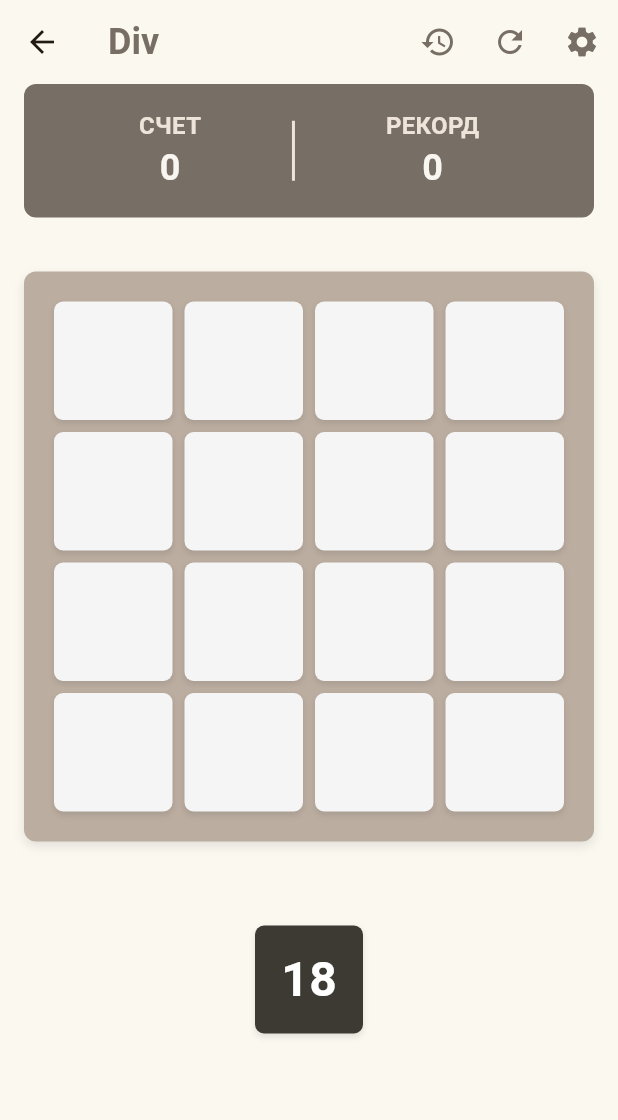
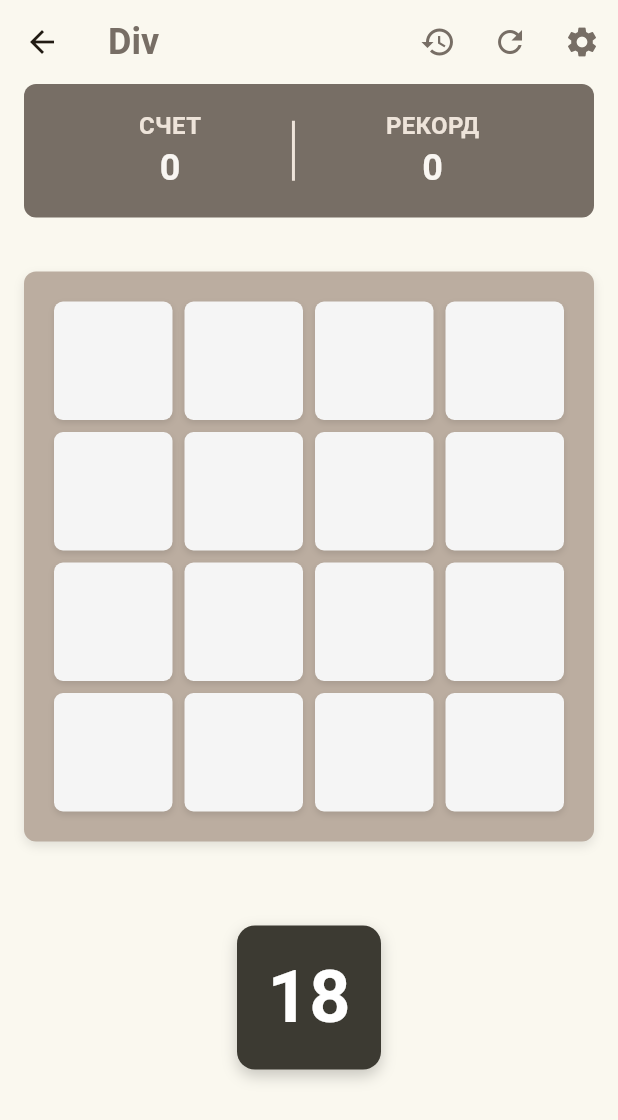
Before and after one commit to Lao-prince/div, a Flutter app: the screen it shows after launch, after a tap on "НАЧАТЬ ИГРУ", on a phone screen of 412 x 824 dp. Shown: the top 1120 px of the screen. Run offline on Flutter 3.47's test engine with Material 3 defaults, Android fonts, the phone set to English and light mode, and no system bars; our stand-ins replace shared_preferences.

Commit message:
версия v1.1

```diff
--- a/lib/draggable_number.dart
+++ b/lib/draggable_number.dart
@@ -38,17 +38,17 @@ class DraggableNumber extends StatelessWidget {
 
   Widget _buildTile() {
     return Container(
-      width: 72,
-      height: 72,
+      width: 96,
+      height: 96,
       padding: const EdgeInsets.all(4),
       decoration: BoxDecoration(
         color: _getBackgroundColor(),
-        borderRadius: BorderRadius.circular(6),
+        borderRadius: BorderRadius.circular(12),
         boxShadow: [
           BoxShadow(
-            color: Colors.black.withOpacity(0.1),
-            blurRadius: 3,
-            offset: const Offset(0, 2),
+            color: Colors.black.withOpacity(0.2),
+            blurRadius: 8,
+            offset: const Offset(0, 4),
           ),
         ],
       ),
@@ -58,7 +58,7 @@ class DraggableNumber extends StatelessWidget {
           child: Text(
             number.toString(),
             style: TextStyle(
-              fontSize: 32,
+              fontSize: 48,
               fontWeight: FontWeight.bold,
               color: _getTextColor(),
             ),
--- a/lib/game_screen.dart
+++ b/lib/game_screen.dart
@@ -155,18 +155,12 @@ class _GameScreenState extends State<GameScreen> {
   void _processCell(int row, int col, int number) {
     if (grid[row][col] != null || currentNumber == null) return;
 
-    final now = DateTime.now().millisecondsSinceEpoch;
-    if (now - _lastMoveTime < 3000) {
-      _comboMultiplier = min(_comboMultiplier + 1, 5);
-    } else {
-      _comboMultiplier = 1;
-    }
-    _lastMoveTime = now;
-
+    // Сохраняем и очищаем текущее число
     final processedNumber = currentNumber;
     currentNumber = null;
     isDragging = false;
 
+    // Обрабатываем ход в одном setState
     setState(() {
       grid[row][col] = number;
       int totalScore = 0;
@@ -180,6 +174,7 @@ class _GameScreenState extends State<GameScreen> {
         Point(row, col + 1),
       ];
 
+      // Проверяем взаимодействия
       bool hasAnyInteraction = false;
       for (var point in neighbors) {
         if (point.x >= 0 && point.x < gridSize &&
@@ -193,7 +188,11 @@ class _GameScreenState extends State<GameScreen> {
         }
       }
 
+      // Обрабатываем взаимодействия
       if (hasAnyInteraction) {
+        // Увеличиваем комбо только если есть взаимодействие
+        _comboMultiplier = min(_comboMultiplier + 1, 5);
+
         for (var point in neighbors) {
           if (point.x >= 0 && point.x < gridSize &&
               point.y >= 0 && point.y < gridSize &&
@@ -228,11 +227,17 @@ class _GameScreenState extends State<GameScreen> {
           grid[row][col] = placedNumber;
           totalScore += number - placedNumber;
         }
+      } else {
+        // Сбрасываем комбо, если нет взаимодействий
+        _comboMultiplier = 1;
+        grid[row][col] = number;
       }
 
+      // Применяем множитель комбо к очкам
       totalScore *= _comboMultiplier;
       score += totalScore;
 
+      // Проверяем окончание игры
       if (_isGameOver()) {
         _handleGameOver();
       } else {
@@ -459,6 +464,9 @@ class _GameScreenState extends State<GameScreen> {
                   children: [
                     Column(
                       children: [
+                        Row(
+                          mainAxisAlignment: MainAxisAlignment.center,
+                          children: [
                             const Text(
                               'СЧЕТ',
                               style: TextStyle(
@@ -466,6 +474,17 @@ class _GameScreenState extends State<GameScreen> {
                                 fontWeight: FontWeight.bold,
                                 color: Color(0xFFEEE4DA),
                               ),
+                            ),
+                            if (score > _bestScore)
+                              const Padding(
+                                padding: EdgeInsets.only(left: 4),
+                                child: Icon(
+                                  Icons.star,
+                                  color: Color(0xFFFFD700), // Золотой цвет
+                                  size: 16,
+                                ),
+                              ),
+                          ],
                         ),
                         Text(
                           score.toString(),
@@ -581,6 +600,34 @@ class _GameScreenState extends State<GameScreen> {
                           color: Color(0xFFF9F6F2),
                         ),
                       ),
+                      if (score > _bestScore) ...[
+                        const SizedBox(height: 8),
+                        Row(
+                          mainAxisAlignment: MainAxisAlignment.center,
+                          children: [
+                            const Icon(
+                              Icons.star,
+                              color: Color(0xFFFFD700),
+                              size: 20,
+                            ),
+                            const SizedBox(width: 8),
+                            const Text(
+                              'Новый рекорд!',
+                              style: TextStyle(
+                                fontSize: 18,
+                                fontWeight: FontWeight.bold,
+                                color: Color(0xFFFFD700),
+                              ),
+                            ),
+                            const SizedBox(width: 8),
+                            const Icon(
+                              Icons.star,
+                              color: Color(0xFFFFD700),
+                              size: 20,
+                            ),
+                          ],
+                        ),
+                      ],
                       const SizedBox(height: 16),
                       ElevatedButton(
                         onPressed: _initializeGame,
@@ -611,17 +658,17 @@ class _GameScreenState extends State<GameScreen> {
                       onDragEnd: () => setState(() => isDragging = false),
                     )
                   : Container(
-                      width: 72,
-                      height: 72,
+                      width: 96,
+                      height: 96,
                       padding: const EdgeInsets.all(4),
                       decoration: BoxDecoration(
                         color: const Color(0xFF8F7A66),
-                        borderRadius: BorderRadius.circular(6),
+                        borderRadius: BorderRadius.circular(12),
                         boxShadow: [
                           BoxShadow(
-                            color: Colors.black.withOpacity(0.1),
-                            blurRadius: 3,
-                            offset: const Offset(0, 2),
+                            color: Colors.black.withOpacity(0.2),
+                            blurRadius: 8,
+                            offset: const Offset(0, 4),
                           ),
                         ],
                       ),
@@ -631,7 +678,7 @@ class _GameScreenState extends State<GameScreen> {
                           child: Text(
                             currentNumber.toString(),
                             style: const TextStyle(
-                              fontSize: 32,
+                              fontSize: 48,
                               fontWeight: FontWeight.bold,
                               color: Colors.white,
                             ),
--- a/lib/home_screen.dart
+++ b/lib/home_screen.dart
@@ -72,12 +72,82 @@ class _HomeScreenState extends State<HomeScreen> {
   @override
   Widget build(BuildContext context) {
     return Scaffold(
-      backgroundColor: const Color(0xFFFAF8EF),
-      body: SafeArea(
+      body: Stack(
+        children: [
+          // Фоновый градиент
+          Container(
+            decoration: const BoxDecoration(
+              gradient: LinearGradient(
+                begin: Alignment.topLeft,
+                end: Alignment.bottomRight,
+                colors: [
+                  Color(0xFFD4E4F7),  // Более насыщенный светло-голубой
+                  Color(0xFFF0E5D8),  // Теплый светлый оттенок
+                ],
+                stops: [0.0, 1.0],
+              ),
+            ),
+          ),
+          // Декоративные элементы
+          Positioned(
+            top: -100,
+            right: -100,
+            child: Container(
+              width: 200,
+              height: 200,
+              decoration: BoxDecoration(
+                shape: BoxShape.circle,
+                gradient: LinearGradient(
+                  colors: [
+                    const Color(0xFF8F7A66).withOpacity(0.2),
+                    const Color(0xFF8F7A66).withOpacity(0.1),
+                  ],
+                ),
+              ),
+            ),
+          ),
+          Positioned(
+            bottom: -50,
+            left: -50,
+            child: Container(
+              width: 150,
+              height: 150,
+              decoration: BoxDecoration(
+                shape: BoxShape.circle,
+                gradient: LinearGradient(
+                  colors: [
+                    const Color(0xFF8F7A66).withOpacity(0.2),
+                    const Color(0xFF8F7A66).withOpacity(0.1),
+                  ],
+                ),
+              ),
+            ),
+          ),
+          // Добавляем еще один декоративный элемент
+          Positioned(
+            top: MediaQuery.of(context).size.height * 0.3,
+            left: -30,
+            child: Container(
+              width: 100,
+              height: 100,
+              decoration: BoxDecoration(
+                shape: BoxShape.circle,
+                gradient: LinearGradient(
+                  colors: [
+                    const Color(0xFF8F7A66).withOpacity(0.15),
+                    const Color(0xFF8F7A66).withOpacity(0.05),
+                  ],
+                ),
+              ),
+            ),
+          ),
+          // Основной контент
+          SafeArea(
             child: Center(
               child: Column(
                 mainAxisAlignment: MainAxisAlignment.center,
                 children: [
+                  // Логотип
                   Container(
                     padding: const EdgeInsets.all(20),
                     decoration: BoxDecoration(
@@ -91,17 +161,22 @@ class _HomeScreenState extends State<HomeScreen> {
                         ),
                       ],
                     ),
-                child: const Column(
+                    child: Column(
                       children: [
-                    Text(
+                        ShaderMask(
+                          shaderCallback: (bounds) => const LinearGradient(
+                            colors: [Color(0xFFF9F6F2), Color(0xFFEEE4DA)],
+                          ).createShader(bounds),
+                          child: const Text(
                             'DIV',
                             style: TextStyle(
                               fontSize: 72,
                               fontWeight: FontWeight.bold,
-                        color: Color(0xFFF9F6F2),
+                              color: Colors.white,
                             ),
                           ),
-                    Text(
+                        ),
+                        const Text(
                           'GAME',
                           style: TextStyle(
                             fontSize: 36,
@@ -113,6 +188,7 @@ class _HomeScreenState extends State<HomeScreen> {
                     ),
                   ),
                   const SizedBox(height: 60),
+                  // Кнопки
                   Padding(
                     padding: const EdgeInsets.symmetric(horizontal: 32),
                     child: Column(
@@ -134,12 +210,17 @@ class _HomeScreenState extends State<HomeScreen> {
                               vertical: 16,
                             ),
                             minimumSize: const Size(double.infinity, 60),
+                            shape: RoundedRectangleBorder(
+                              borderRadius: BorderRadius.circular(12),
+                            ),
+                            elevation: 4,
                           ),
                           child: const Text(
                             'НАЧАТЬ ИГРУ',
                             style: TextStyle(
                               fontSize: 24,
                               fontWeight: FontWeight.bold,
+                              letterSpacing: 1.2,
                             ),
                           ),
                         ),
@@ -153,12 +234,17 @@ class _HomeScreenState extends State<HomeScreen> {
                               vertical: 16,
                             ),
                             minimumSize: const Size(double.infinity, 50),
+                            shape: RoundedRectangleBorder(
+                              borderRadius: BorderRadius.circular(12),
+                            ),
+                            elevation: 4,
                           ),
                           child: const Text(
                             'НАСТРОЙКИ',
                             style: TextStyle(
                               fontSize: 18,
                               fontWeight: FontWeight.bold,
+                              letterSpacing: 1,
                             ),
                           ),
                         ),
@@ -169,6 +255,8 @@ class _HomeScreenState extends State<HomeScreen> {
               ),
             ),
           ),
+        ],
+      ),
     );
   }
 }
```
Lines whose indentation alone changed are shown as unchanged.
